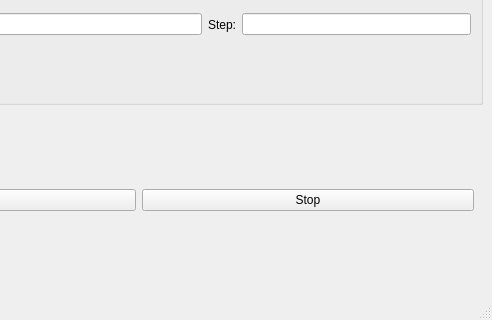
First picture: the form in View/GUI/main_window.ui, repository Alexandreaags/smartool, before the edit; both pictures show x 214 to 706 and y 101 to 421 of the 706 by 421 pixel window.
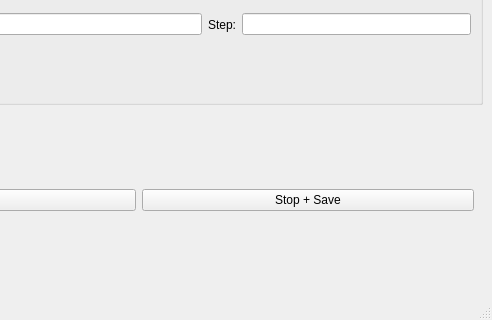
Second picture: the form after the edit.

Diff of the .ui file:
```diff
--- a/View/GUI/main_window.ui
+++ b/View/GUI/main_window.ui
@@ -67,7 +67,7 @@
        <item>
         <widget class="QPushButton" name="stop_button">
          <property name="text">
-          <string>Stop</string>
+          <string>Stop + Save</string>
          </property>
         </widget>
        </item>
```
